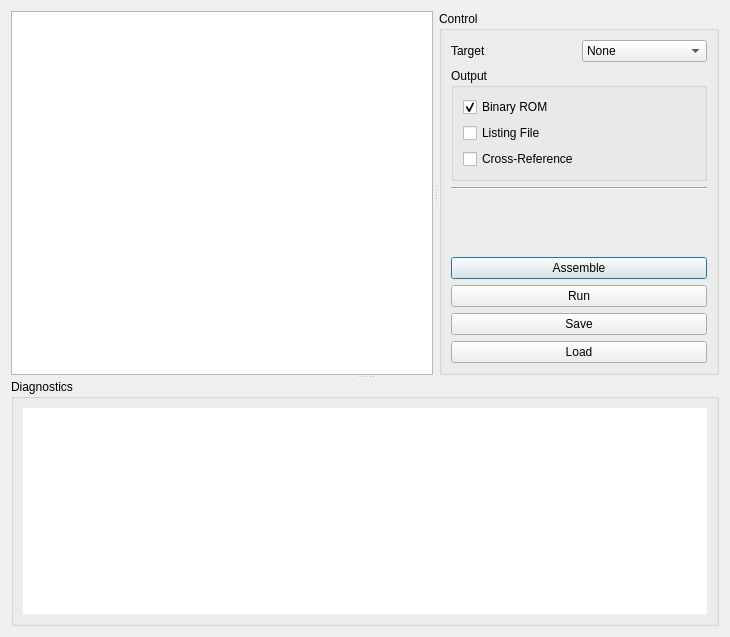
This is src/gui/ui/assemblerdialog.ui in 42wonko/chip8 as Qt 5 draws it before an edit. The edited form follows.
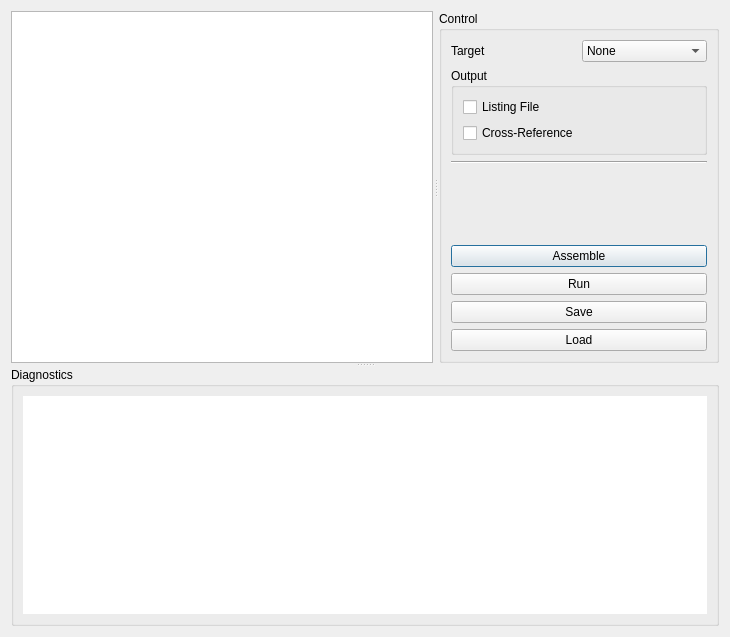
This is the edited form.

Patch:
```diff
--- a/src/gui/ui/assemblerdialog.ui
+++ b/src/gui/ui/assemblerdialog.ui
@@ -103,19 +103,6 @@
            <string>Output</string>
           </property>
           <layout class="QVBoxLayout" name="verticalLayout_3">
-           <item>
-            <widget class="QCheckBox" name="asmOutputRomCheckBox">
-             <property name="toolTip">
-              <string>Create the binary ROM for the VM</string>
-             </property>
-             <property name="text">
-              <string>Binary ROM</string>
-             </property>
-             <property name="checked">
-              <bool>true</bool>
-             </property>
-            </widget>
-           </item>
            <item>
             <widget class="QCheckBox" name="asmOutputListingCheckBox">
              <property name="toolTip">
```
